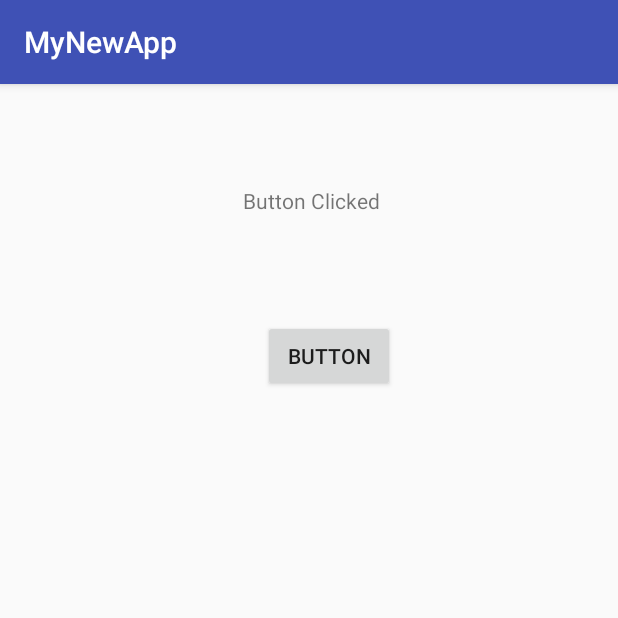
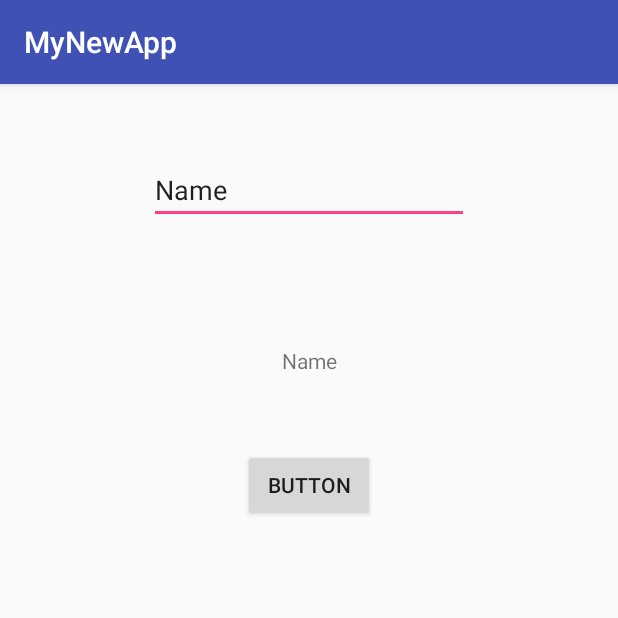
Before and after one commit to MumAroi/android-test, an Android app: the screen it shows after launch (MainActivity), after a tap on "BUTTON", on a phone screen of 412 x 824 dp, the top half of it. Run offline under Robolectric (Android 15) with nearby library versions, the phone set to English and light mode, and no system bars.

Commit message:
update app

```diff
--- a/MyNewApp/app/src/main/java/com/example/paramas_wae/mynewapp/MainActivity.java
+++ b/MyNewApp/app/src/main/java/com/example/paramas_wae/mynewapp/MainActivity.java
@@ -3,6 +3,7 @@ package com.example.paramas_wae.mynewapp;
 import android.support.v7.app.AppCompatActivity;
 import android.os.Bundle;
 import android.view.View;
+import android.widget.EditText;
 import android.widget.TextView;
 
 public class MainActivity extends AppCompatActivity {
@@ -15,8 +16,9 @@ public class MainActivity extends AppCompatActivity {
 
     public void buttononClick(View v){
         TextView textView = (TextView) findViewById(R.id.message);
-
-        textView.setText("Button Clicked");
+        EditText editText = (EditText) findViewById(R.id.usermessage);
+        String message =  editText.getText().toString();
+        textView.setText(message);
 
     }
 }
--- a/MyNewApp/app/src/main/res/layout/activity_main.xml
+++ b/MyNewApp/app/src/main/res/layout/activity_main.xml
@@ -7,33 +7,45 @@
     tools:context="com.example.paramas_wae.mynewapp.MainActivity">
 
     <TextView
+        android:id="@+id/message"
         android:layout_width="wrap_content"
         android:layout_height="wrap_content"
         android:text="Hello Android!!"
         app:layout_constraintBottom_toBottomOf="parent"
-        app:layout_constraintHorizontal_bias="0.505"
+        app:layout_constraintHorizontal_bias="0.501"
         app:layout_constraintLeft_toLeftOf="parent"
         app:layout_constraintRight_toRightOf="parent"
-        app:layout_constraintTop_toTopOf="parent"
-        app:layout_constraintVertical_bias="0.091"
-        android:id="@+id/message"
         tools:layout_constraintRight_creator="1"
-        tools:layout_constraintLeft_creator="1" />
+        tools:layout_constraintLeft_creator="1"
+        android:layout_marginTop="8dp"
+        app:layout_constraintTop_toBottomOf="@+id/usermessage"
+        app:layout_constraintVertical_bias="0.113" />
 
     <Button
         android:id="@+id/button"
         android:layout_width="wrap_content"
         android:layout_height="wrap_content"
-        android:layout_marginEnd="137dp"
-        android:layout_marginLeft="8dp"
-        android:layout_marginRight="8dp"
-        android:layout_marginTop="70dp"
+        android:layout_marginTop="49dp"
         android:onClick="buttononClick"
         android:text="Button"
-        app:layout_constraintHorizontal_bias="0.935"
         app:layout_constraintLeft_toLeftOf="parent"
         app:layout_constraintRight_toRightOf="parent"
         app:layout_constraintTop_toBottomOf="@+id/message"
-        tools:layout_constraintRight_creator="1" />
+        tools:layout_constraintRight_creator="1"
+        tools:layout_constraintLeft_creator="1" />
+
+    <EditText
+        android:id="@+id/usermessage"
+        android:layout_width="wrap_content"
+        android:layout_height="wrap_content"
+        android:ems="10"
+        android:inputType="textPersonName"
+        android:text="Name"
+        app:layout_constraintTop_toTopOf="parent"
+        android:layout_marginTop="48dp"
+        tools:layout_constraintRight_creator="1"
+        app:layout_constraintRight_toRightOf="parent"
+        tools:layout_constraintLeft_creator="1"
+        app:layout_constraintLeft_toLeftOf="parent" />
 
 </android.support.constraint.ConstraintLayout>
```
